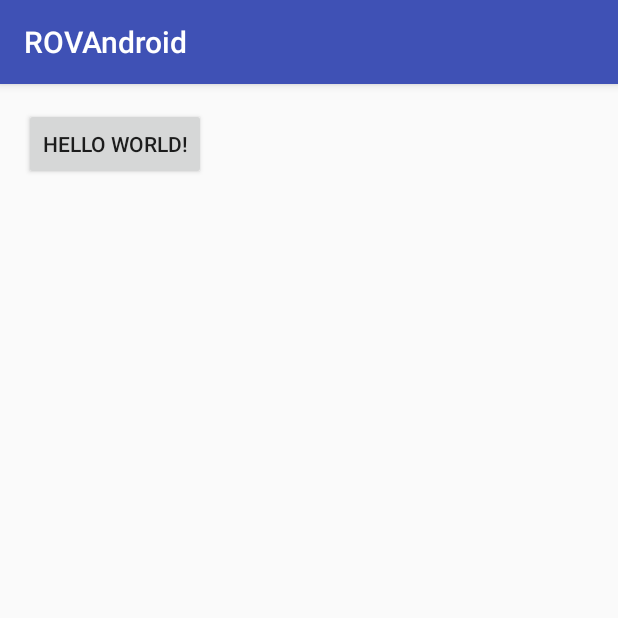
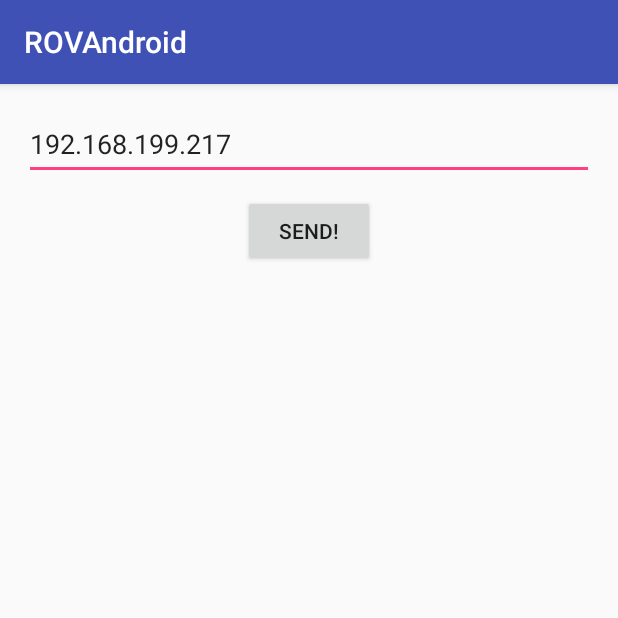
Before and after one commit to GongZheng/ROV, an Android app: the screen it shows after launch (MainActivity), on a phone screen of 412 x 824 dp, the top half of it. Run offline under Robolectric (Android 15) with nearby library versions, the phone set to English and light mode, and no system bars.

Commit message:
fixed some bug

```diff
--- a/ROVAndroid/app/src/main/java/com/rov/rovandroid/MainActivity.java
+++ b/ROVAndroid/app/src/main/java/com/rov/rovandroid/MainActivity.java
@@ -10,14 +10,13 @@ import android.os.Handler;
 import android.support.v7.app.AppCompatActivity;
 import android.util.Log;
 import android.view.View;
+import android.widget.EditText;
 import android.widget.Toast;
 
 import java.net.HttpURLConnection;
 import java.net.URL;
 
 public class MainActivity extends AppCompatActivity implements SensorEventListener {
-    private static final String TAG = "sensor";
-    private static String BASE_URL = "http://192.168.199.217/setspeed?";
 
     private Handler mHandler = new Handler();
     private SensorManager mManager;
@@ -27,8 +26,9 @@ public class MainActivity extends AppCompatActivity implements SensorEventListen
     private float[] accelerometerValues = new float[3];
     private float[] magneticFieldValues = new float[3];
 
+    private float pitch, yaw, roll;
 
-
+    private EditText etIpAddress;
 
 
     @Override
@@ -38,7 +38,7 @@ public class MainActivity extends AppCompatActivity implements SensorEventListen
         mManager = (SensorManager) getSystemService(SENSOR_SERVICE);
         mAccelerometer = mManager.getDefaultSensor(Sensor.TYPE_ACCELEROMETER);
         mCompass = mManager.getDefaultSensor(Sensor.TYPE_MAGNETIC_FIELD);
-
+        etIpAddress = (EditText) findViewById(R.id.et_ip_address);
     }
 
     /**
@@ -53,7 +53,8 @@ public class MainActivity extends AppCompatActivity implements SensorEventListen
         new Thread(new Runnable() {
             @Override
             public void run() {
-                String urlStr = BASE_URL + "n=0&v=1000";
+                final String urlStr = " http://" + etIpAddress.getText().toString().trim() +
+                        "/setdirection?roll=" + roll + "&pitch=" + pitch + "&yaw=" + yaw;
                 try {
                     URL url = new URL(urlStr);
                     HttpURLConnection connection = (HttpURLConnection) url.openConnection();
@@ -61,14 +62,14 @@ public class MainActivity extends AppCompatActivity implements SensorEventListen
                     mHandler.postDelayed(new Runnable() {
                         @Override
                         public void run() {
-                            Toast.makeText(MainActivity.this, "发送成功！", Toast.LENGTH_SHORT).show();
+                            Toast.makeText(MainActivity.this, "发送成功！\n" + urlStr, Toast.LENGTH_SHORT).show();
                         }
                     }, 100);
                 } catch (Exception e) {
                     mHandler.postDelayed(new Runnable() {
                         @Override
                         public void run() {
-                            Toast.makeText(MainActivity.this, "发送失败！", Toast.LENGTH_SHORT).show();
+                            Toast.makeText(MainActivity.this, "发送失败！\n" + urlStr, Toast.LENGTH_SHORT).show();
                         }
                     }, 100);
                     e.printStackTrace();
@@ -93,7 +94,7 @@ public class MainActivity extends AppCompatActivity implements SensorEventListen
     /**
      * 计算角度
      */
-    private  void calculateOrientation() {
+    private void calculateOrientation() {
         float[] values = new float[3];
         float[] R = new float[9];
         SensorManager.getRotationMatrix(R, null, accelerometerValues, magneticFieldValues);
@@ -101,37 +102,11 @@ public class MainActivity extends AppCompatActivity implements SensorEventListen
 
         // 要经过一次数据格式的转换，转换为度
         //values[0]: azimuth, rotation around the Z axis.
-        values[0] = (float) Math.toDegrees(values[0]);
-        Log.i(TAG, values[0]+"");
+        roll = (float) Math.toDegrees(values[0]);
         //values[1]: pitch, rotation around the X axis.
-        //values[1] = (float) Math.toDegrees(values[1]);
+        pitch = (float) Math.toDegrees(values[1]);
         //values[2]: roll, rotation around the Y axis.
-        //values[2] = (float) Math.toDegrees(values[2]);
-
-        if(values[0] >= -5 && values[0] < 5){
-            Log.i(TAG, "正北");
-        }
-        else if(values[0] >= 5 && values[0] < 85){
-            Log.i(TAG, "东北");
-        }
-        else if(values[0] >= 85 && values[0] <=95){
-            Log.i(TAG, "正东");
-        }
-        else if(values[0] >= 95 && values[0] <175){
-            Log.i(TAG, "东南");
-        }
-        else if((values[0] >= 175 && values[0] <= 180) || (values[0]) >= -180 && values[0] < -175){
-            Log.i(TAG, "正南");
-        }
-        else if(values[0] >= -175 && values[0] <-95){
-            Log.i(TAG, "西南");
-        }
-        else if(values[0] >= -95 && values[0] < -85){
-            Log.i(TAG, "正西");
-        }
-        else if(values[0] >= -85 && values[0] <-5){
-            Log.i(TAG, "西北");
-        }
+        yaw = (float) Math.toDegrees(values[2]);
     }
 
 
@@ -167,6 +142,5 @@ public class MainActivity extends AppCompatActivity implements SensorEventListen
         super.onPause();
         mManager.unregisterListener(this, mAccelerometer);
         mManager.unregisterListener(this, mCompass);
-
     }
 }
--- a/ROVAndroid/app/src/main/res/layout/activity_main.xml
+++ b/ROVAndroid/app/src/main/res/layout/activity_main.xml
@@ -1,17 +1,27 @@
 <?xml version="1.0" encoding="utf-8"?>
-<RelativeLayout xmlns:android="http://schemas.android.com/apk/res/android"
+<LinearLayout xmlns:android="http://schemas.android.com/apk/res/android"
     xmlns:tools="http://schemas.android.com/tools"
     android:layout_width="match_parent"
     android:layout_height="match_parent"
+    android:orientation="vertical"
     android:paddingBottom="@dimen/activity_vertical_margin"
     android:paddingLeft="@dimen/activity_horizontal_margin"
     android:paddingRight="@dimen/activity_horizontal_margin"
     android:paddingTop="@dimen/activity_vertical_margin"
     tools:context="com.rov.rovandroid.MainActivity">
 
+    <EditText
+        android:id="@+id/et_ip_address"
+        android:layout_width="match_parent"
+        android:layout_height="wrap_content"
+        android:text="192.168.199.217"
+        android:hint="输入ip地址" />
+
     <Button
-        android:onClick="sendMsg"
         android:layout_width="wrap_content"
         android:layout_height="wrap_content"
-        android:text="Hello World!" />
-</RelativeLayout>
+        android:layout_gravity="center_horizontal"
+        android:layout_marginTop="10dp"
+        android:onClick="sendMsg"
+        android:text="send!" />
+</LinearLayout>
```
